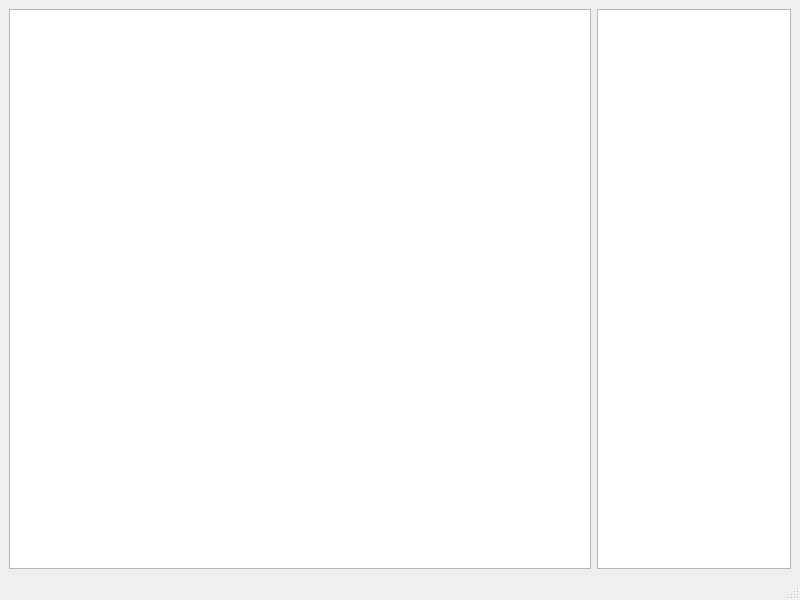
Above: Gui/MainWindow.ui from fxdeniz/NeSync before the change. Below: the same form after it.
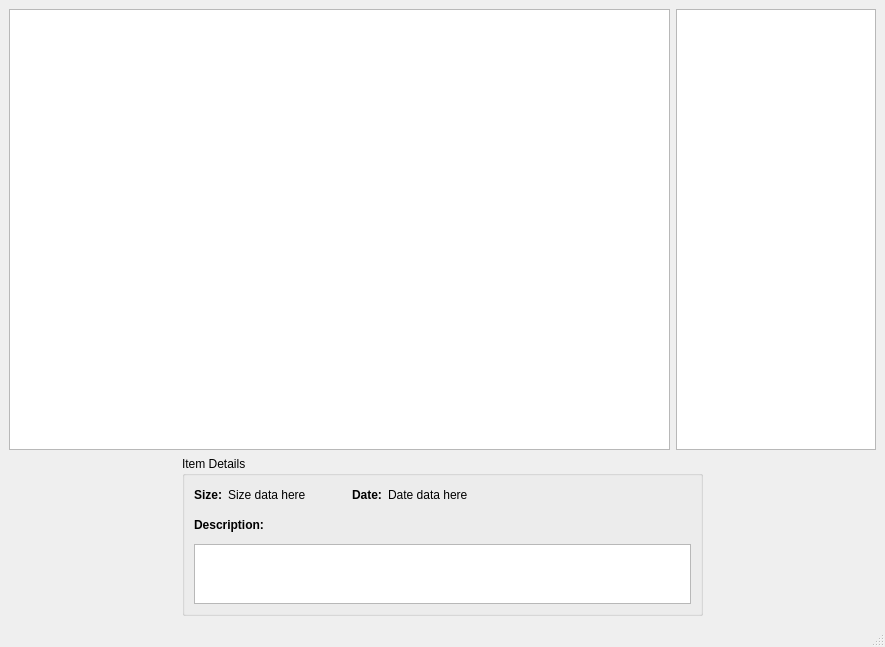
That is the form after the change.

Diff of the .ui file:
```diff
--- a/Gui/MainWindow.ui
+++ b/Gui/MainWindow.ui
@@ -6,22 +6,25 @@
    <rect>
     <x>0</x>
     <y>0</y>
-    <width>800</width>
-    <height>600</height>
+    <width>885</width>
+    <height>647</height>
    </rect>
   </property>
   <property name="windowTitle">
    <string>MainWindow</string>
   </property>
   <widget class="QWidget" name="centralwidget">
-   <layout class="QVBoxLayout" name="verticalLayout">
+   <layout class="QVBoxLayout" name="verticalLayout_3" stretch="5,1">
     <item>
-     <layout class="QHBoxLayout" name="horizontalLayout" stretch="3,1">
+     <layout class="QHBoxLayout" name="horizontalLayout_2" stretch="3,1">
       <item>
        <widget class="QTableView" name="tableView">
         <property name="editTriggers">
          <set>QAbstractItemView::NoEditTriggers</set>
         </property>
+        <property name="alternatingRowColors">
+         <bool>true</bool>
+        </property>
         <property name="selectionMode">
          <enum>QAbstractItemView::SingleSelection</enum>
         </property>
@@ -48,6 +51,177 @@
       </item>
      </layout>
     </item>
+    <item>
+     <layout class="QHBoxLayout" name="layoutDetails" stretch="1,3,1">
+      <property name="sizeConstraint">
+       <enum>QLayout::SetFixedSize</enum>
+      </property>
+      <item>
+       <spacer name="horizontalSpacer_3">
+        <property name="orientation">
+         <enum>Qt::Horizontal</enum>
+        </property>
+        <property name="sizeHint" stdset="0">
+         <size>
+          <width>40</width>
+          <height>20</height>
+         </size>
+        </property>
+       </spacer>
+      </item>
+      <item>
+       <widget class="QGroupBox" name="groupBox">
+        <property name="minimumSize">
+         <size>
+          <width>0</width>
+          <height>160</height>
+         </size>
+        </property>
+        <property name="maximumSize">
+         <size>
+          <width>16777215</width>
+          <height>160</height>
+         </size>
+        </property>
+        <property name="title">
+         <string>Item Details</string>
+        </property>
+        <property name="checkable">
+         <bool>false</bool>
+        </property>
+        <layout class="QVBoxLayout" name="verticalLayout_2">
+         <item>
+          <layout class="QHBoxLayout" name="horizontalLayout_5">
+           <item>
+            <layout class="QHBoxLayout" name="horizontalLayout_4">
+             <item>
+              <widget class="QLabel" name="labelFieldSize">
+               <property name="font">
+                <font>
+                 <bold>true</bold>
+                </font>
+               </property>
+               <property name="text">
+                <string>Size:</string>
+               </property>
+              </widget>
+             </item>
+             <item>
+              <widget class="QLabel" name="labelDataSize">
+               <property name="text">
+                <string>Size data here</string>
+               </property>
+              </widget>
+             </item>
+            </layout>
+           </item>
+           <item>
+            <spacer name="horizontalSpacer_2">
+             <property name="orientation">
+              <enum>Qt::Horizontal</enum>
+             </property>
+             <property name="sizeType">
+              <enum>QSizePolicy::Fixed</enum>
+             </property>
+             <property name="sizeHint" stdset="0">
+              <size>
+               <width>40</width>
+               <height>20</height>
+              </size>
+             </property>
+            </spacer>
+           </item>
+           <item>
+            <layout class="QHBoxLayout" name="horizontalLayout">
+             <item>
+              <widget class="QLabel" name="labelFieldDate">
+               <property name="font">
+                <font>
+                 <bold>true</bold>
+                </font>
+               </property>
+               <property name="text">
+                <string>Date:</string>
+               </property>
+              </widget>
+             </item>
+             <item>
+              <widget class="QLabel" name="labelDataDate">
+               <property name="text">
+                <string>Date data here</string>
+               </property>
+              </widget>
+             </item>
+            </layout>
+           </item>
+           <item>
+            <spacer name="horizontalSpacer">
+             <property name="orientation">
+              <enum>Qt::Horizontal</enum>
+             </property>
+             <property name="sizeHint" stdset="0">
+              <size>
+               <width>40</width>
+               <height>20</height>
+              </size>
+             </property>
+            </spacer>
+           </item>
+          </layout>
+         </item>
+         <item>
+          <layout class="QVBoxLayout" name="verticalLayout">
+           <property name="spacing">
+            <number>6</number>
+           </property>
+           <item>
+            <widget class="QLabel" name="labelFieldDescription">
+             <property name="font">
+              <font>
+               <bold>true</bold>
+              </font>
+             </property>
+             <property name="text">
+              <string>Description:</string>
+             </property>
+            </widget>
+           </item>
+           <item>
+            <widget class="QTextEdit" name="textEditDescription">
+             <property name="minimumSize">
+              <size>
+               <width>0</width>
+               <height>60</height>
+              </size>
+             </property>
+             <property name="maximumSize">
+              <size>
+               <width>16777215</width>
+               <height>60</height>
+              </size>
+             </property>
+            </widget>
+           </item>
+          </layout>
+         </item>
+        </layout>
+       </widget>
+      </item>
+      <item>
+       <spacer name="horizontalSpacer_4">
+        <property name="orientation">
+         <enum>Qt::Horizontal</enum>
+        </property>
+        <property name="sizeHint" stdset="0">
+         <size>
+          <width>40</width>
+          <height>20</height>
+         </size>
+        </property>
+       </spacer>
+      </item>
+     </layout>
+    </item>
    </layout>
   </widget>
   <widget class="QMenuBar" name="menubar">
```
Left out of the diff: 2 changed lines with no effect on the pictures.
